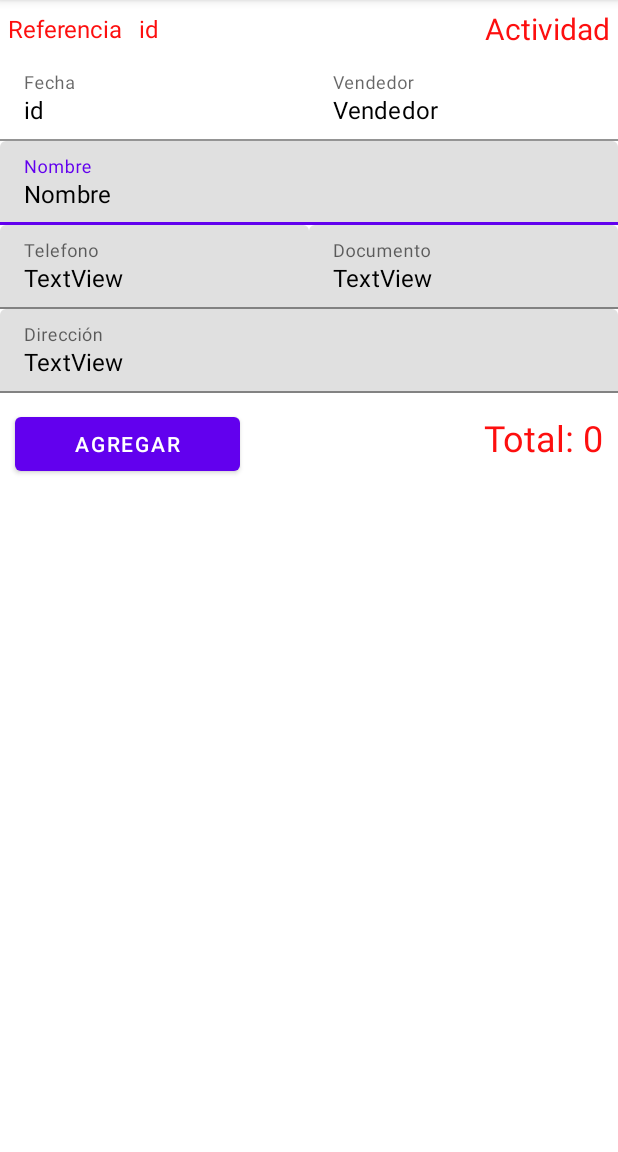
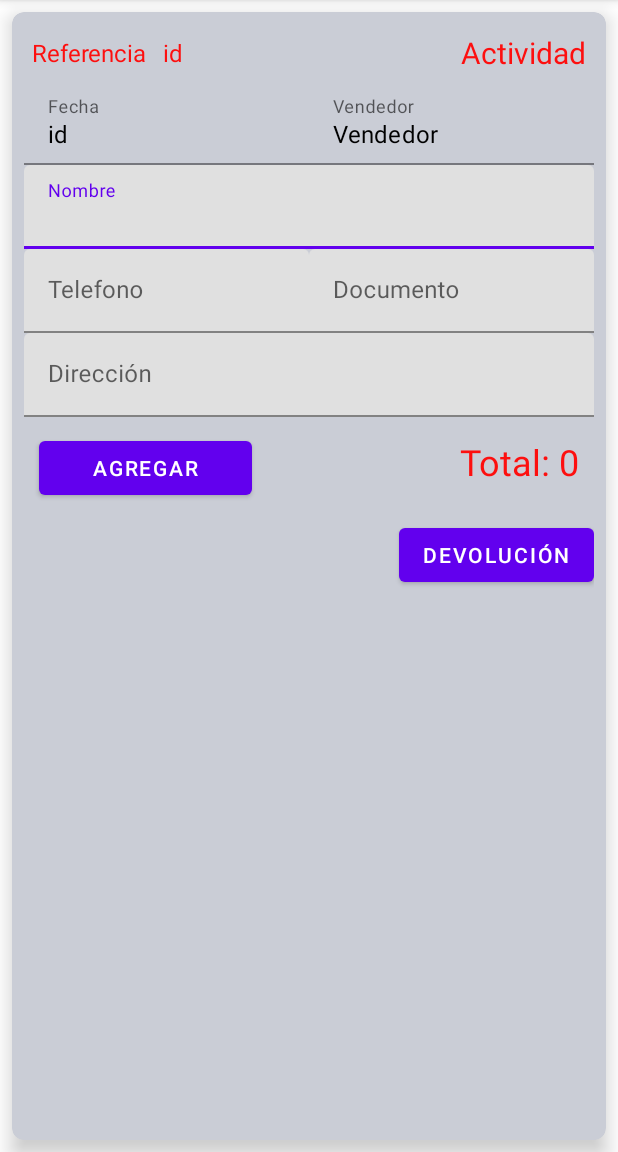
Before and after one commit to elpyro/Gestor-Toons, an Android app: the fragment Fragment_detalle_factura shown on its own in the app's theme, on a phone screen of 412 x 824 dp, the part 84-1236 px from its top. Run offline under Robolectric (Android 15) with nearby library versions, the light colour scheme and no system bars; our stand-ins replace Firebase (no records; nobody signed in at launch, a user with empty details on screens opened directly), Picasso; pictures from the network do not load.

Commit message:
mejoras para sustituir cataplus

```diff
--- a/app/build.gradle
+++ b/app/build.gradle
@@ -1,6 +1,7 @@
 plugins {
     id 'com.android.application'
     id 'com.google.gms.google-services'
+    id 'com.google.firebase.crashlytics'
 }
 
 android {
@@ -69,6 +70,8 @@ dependencies {
     implementation 'com.google.firebase:firebase-firestore:24.0.0'
     implementation 'com.google.firebase:firebase-storage:20.0.0'
     implementation 'androidx.preference:preference:1.2.0'
+    implementation 'com.google.firebase:firebase-crashlytics:18.3.2'
+    implementation 'com.google.firebase:firebase-analytics:21.2.0'
     testImplementation 'junit:junit:4.+'
     androidTestImplementation 'androidx.test.ext:junit:1.1.3'
     androidTestImplementation 'androidx.test.espresso:espresso-core:3.4.0'
--- a/app/src/main/java/com/accesoritoons/gestortoons/bodega/Fragment_venta_bodega_mayor.java
+++ b/app/src/main/java/com/accesoritoons/gestortoons/bodega/Fragment_venta_bodega_mayor.java
@@ -157,7 +157,7 @@ try{
                     if (snapshot.exists()){
                         lista=new ArrayList<>();
                         for(DataSnapshot ds:snapshot.getChildren()){
-                            if (!ds.getValue(Modelo_producto.class).getCantidad().equals("0")) lista.add(ds.getValue(Modelo_producto.class));
+                           lista.add(ds.getValue(Modelo_producto.class));
                         }
                         lista_produtos_completa=lista;
                         lista.sort(Comparator.comparing(Modelo_producto::getNombre));
--- a/app/src/main/java/com/accesoritoons/gestortoons/metodos/Guardar_firebase.java
+++ b/app/src/main/java/com/accesoritoons/gestortoons/metodos/Guardar_firebase.java
@@ -290,7 +290,7 @@ public class Guardar_firebase extends Application {
         referencia= FirebaseDatabase.getInstance().getReference().child("Factura_productos").orderByChild("id_producto_pedido").equalTo(id_producto_factura).limitToFirst(1);
                 referencia.keepSynced(true);
         try {
-            Thread.sleep(1 * 200);
+            Thread.sleep(1 * 100);
         } catch (InterruptedException e) {
             e.printStackTrace();
         };
@@ -317,7 +317,7 @@ public class Guardar_firebase extends Application {
         Query referencia_id_producto= FirebaseDatabase.getInstance().getReference().child("Productos").orderByChild("id").equalTo(id_producto);
         referencia_id_producto.keepSynced(true);
         try {
-            Thread.sleep(1 * 200);
+            Thread.sleep(1 * 100);
         } catch (InterruptedException e) {
             e.printStackTrace();
         }
--- a/app/src/main/java/com/accesoritoons/gestortoons/recyclerViewAdaptador/RecyclerViewAdaptador_productos_facturados.java
+++ b/app/src/main/java/com/accesoritoons/gestortoons/recyclerViewAdaptador/RecyclerViewAdaptador_productos_facturados.java
@@ -222,6 +222,7 @@ public class RecyclerViewAdaptador_productos_facturados extends RecyclerView.Ada
                             Guardar_firebase eliminar =new Guardar_firebase();
                             boolean compra= false;
                             if (Fragment_detalle_factura.textView_actividad.getText().equals(context.getString(R.string.Compra))) compra=true;
+
                             eliminar.eliminar_producto_factura(TextView_referencia_producto.getText().toString(),id_producto_pedido.getText().toString(),textView_cantidad.getText().toString(), compra);
                             String descripcion, actividad;
                             if (compra==true){
--- a/app/src/main/java/com/accesoritoons/gestortoons/surtir/Fragment_detalle_factura.java
+++ b/app/src/main/java/com/accesoritoons/gestortoons/surtir/Fragment_detalle_factura.java
@@ -3,6 +3,7 @@ package com.accesoritoons.gestortoons.surtir;
 import static android.content.ContentValues.TAG;
 
 import android.content.Context;
+import android.content.DialogInterface;
 import android.content.Intent;
 import android.content.pm.PackageManager;
 import android.net.Uri;
@@ -18,6 +19,7 @@ import android.widget.TextView;
 import android.widget.Toast;
 
 import androidx.annotation.NonNull;
+import androidx.appcompat.app.AlertDialog;
 import androidx.core.content.FileProvider;
 import androidx.fragment.app.Fragment;
 import androidx.navigation.Navigation;
@@ -58,7 +60,7 @@ public class Fragment_detalle_factura extends Fragment implements PDFUtility_fac
     String id_factura, nombre, telefono, direccion, documento;
     public static String cliente_diamante="false";
     RecyclerView recyclerView_productos;
-    Button button_agregar;
+    Button button_agregar, button_devolucion;
 
     public static String producto_scaneado="", id_producto_factura;
     public static TextView total_factura;
@@ -72,22 +74,12 @@ public class Fragment_detalle_factura extends Fragment implements PDFUtility_fac
     @Override
     public View onCreateView(LayoutInflater inflater, ViewGroup container,
                              Bundle savedInstanceState) {
-        Fragment_lista_recaudos.textView_total_recaudos=null;
-        context=getContext();
+
         vista=inflater.inflate(R.layout.fragment_detalle_factura, container, false);
-        textView_id=vista.findViewById(R.id.textView_id);
-        textView_documento=vista.findViewById(R.id.textView_documento);
-        textview_nombre_cliente=vista.findViewById(R.id.textview_nombre_cliente);
-        textView_telefono=vista.findViewById(R.id.textView_telefono);
-        textView_actividad=vista.findViewById(R.id.texview_actividad);
-        total_factura=vista.findViewById(R.id.textView_total);
-        textView_fecha=vista.findViewById(R.id.textView_fecha);
-        textView_direccion=vista.findViewById(R.id.textView_direccion);
-        textView_vendedor=vista.findViewById(R.id.textView_vendedor);
-        button_agregar=vista.findViewById(R.id.button_agregar);
-        recyclerView_productos=vista.findViewById(R.id.recycler_productos);
-        recyclerView_productos.setLayoutManager(new LinearLayoutManager(context));
 
+        inicializando();
+
+        button_devolucion.setOnClickListener(view -> devolverTodosProudctos());
         button_agregar.setOnClickListener(new View.OnClickListener() {
             @Override
             public void onClick(View view) {
@@ -144,6 +136,73 @@ public class Fragment_detalle_factura extends Fragment implements PDFUtility_fac
 
 
         return vista;
+    }
+
+    private void devolverTodosProudctos() {
+        AlertDialog.Builder builder = new AlertDialog.Builder(context);
+        builder.setTitle("Devolver factura");
+        builder.setMessage("¿Estas seguro de eliminar todos los pruductos? \n Seran agregados nuevamente al inventario");
+
+        builder.setPositiveButton("Sí", new DialogInterface.OnClickListener() {
+            @Override
+            public void onClick(DialogInterface dialog, int which) {
+
+                Guardar_firebase eliminar =new Guardar_firebase();
+                String descripcion, actividad;
+                boolean compra= false;
+
+                if(textView_actividad.getText().toString().equals("Compra")) compra=true;
+                for (int x = 0; x < lista_productos_facturados.size(); x++) {
+                    Modelo_producto_facturacion_app_vendedor factura = lista_productos_facturados.get(x);
+
+                    eliminar.eliminar_producto_factura(factura.getId_referencia_producto(),factura.getId_producto_pedido(),factura.getCantidad(), compra);
+
+                    if (compra==true){
+                        actividad=context.getString(R.string.Devolucion_proveedor);
+                        descripcion= context.getString(R.string.restar_inventario);
+                    }else{
+                        actividad=context.getString(R.string.Devolucion_bodega);
+                        descripcion=context.getString(R.string.Agregar_inventario);
+                    }
+
+                    if (x +1 == lista_productos_facturados.size()){
+                        descripcion=descripcion+": Factura  devuelta de: "+textview_nombre_cliente.getText().toString();
+                       if (textView_id.getText().toString()!=null) eliminar.guardar_historial(textView_id.getText().toString(),actividad,MainActivity.Id_Usuario,descripcion,context);
+                       textview_nombre_cliente.setText(textview_nombre_cliente.getText().toString()+" Devolucion ("+lista_productos_facturados.size()+" productos)");
+                    }
+
+                }
+
+
+            }
+        });
+        builder.setNegativeButton("No", new DialogInterface.OnClickListener() {
+            @Override
+            public void onClick(DialogInterface dialog, int which) {
+            }
+        });
+        AlertDialog dialog = builder.create();
+        dialog.show();
+
+    }
+
+    private void inicializando() {
+        Fragment_lista_recaudos.textView_total_recaudos=null;
+        context=getContext();
+        textView_id=vista.findViewById(R.id.textView_id);
+        textView_documento=vista.findViewById(R.id.textView_documento);
+        textview_nombre_cliente=vista.findViewById(R.id.textview_nombre_cliente);
+        textView_telefono=vista.findViewById(R.id.textView_telefono);
+        textView_actividad=vista.findViewById(R.id.texview_actividad);
+        total_factura=vista.findViewById(R.id.textView_total);
+        textView_fecha=vista.findViewById(R.id.textView_fecha);
+        textView_direccion=vista.findViewById(R.id.textView_direccion);
+        textView_vendedor=vista.findViewById(R.id.textView_vendedor);
+        button_agregar=vista.findViewById(R.id.button_agregar);
+        button_devolucion=vista.findViewById(R.id.button_devolucion);
+        recyclerView_productos=vista.findViewById(R.id.recycler_productos);
+        recyclerView_productos.setLayoutManager(new LinearLayoutManager(context));
+
     }
 
     private void crear_pdf() {
--- a/app/src/main/java/com/accesoritoons/gestortoons/ui/home/HomeFragment.java
+++ b/app/src/main/java/com/accesoritoons/gestortoons/ui/home/HomeFragment.java
@@ -12,6 +12,7 @@ import android.view.LayoutInflater;
 import android.view.View;
 import android.view.ViewGroup;
 import android.view.inputmethod.InputMethodManager;
+import android.widget.Button;
 import android.widget.EditText;
 import android.widget.ImageView;
 import android.widget.TextView;
@@ -64,6 +65,7 @@ public class HomeFragment extends Fragment {
     Query referencia;
     View root;
     ImageView imageView_scann;
+    private Button button_venta_bodega;
     ArrayList<Modelo_historial> lista;
 
     //https://www.youtube.com/watch?v=IwdjCApjIzA&t=442s autenticacion
@@ -91,13 +93,14 @@ public class HomeFragment extends Fragment {
 
 
         imageView_scann=(ImageView)root.findViewById(R.id.imageView_scan);
+        button_venta_bodega=(Button)root.findViewById(R.id.button_venta_bodega);
         recview=(RecyclerView)root.findViewById(R.id.recycler_historial);
 
 //                   recview.setHasFixedSize(true);
         recview.setLayoutManager(new LinearLayoutManager(getContext()));
         searchView_perfiles=(SearchView)root.findViewById(R.id.search_historial);
 
-
+        button_venta_bodega.setOnClickListener(view ->     Navigation.findNavController(root).navigate(R.id.fragment_venta_bodega));
         imageView_scann.setOnClickListener(new View.OnClickListener() {
             @Override
             public void onClick(View view) {
@@ -106,6 +109,7 @@ public class HomeFragment extends Fragment {
                 startActivity(intent);
             }
         });
+
 
         //LOGIN
         firebaseAutenticacion = FirebaseAuth.getInstance();
--- a/app/src/main/res/layout/fragment_detalle_factura.xml
+++ b/app/src/main/res/layout/fragment_detalle_factura.xml
@@ -10,35 +10,48 @@
     tools:context=".surtir.Fragment_detalle_factura">
 
 
-    <ScrollView
+    <androidx.cardview.widget.CardView
         android:layout_width="match_parent"
-        android:layout_height="match_parent">
+        android:layout_height="match_parent"
+        android:layout_margin="8dp"
+        app:cardBackgroundColor="#CACDD6"
+        app:cardElevation="8dp"
+        app:cardCornerRadius="8dp"
+        app:contentPadding="8dp">
 
+        <ScrollView
+            android:layout_width="match_parent"
+            android:layout_height="match_parent">
         <LinearLayout
             android:layout_width="match_parent"
             android:layout_height="wrap_content"
-            android:orientation="vertical">
+            android:orientation="vertical"
+          >
+
             <LinearLayout
                 android:layout_width="match_parent"
                 android:layout_height="wrap_content"
-                android:orientation="horizontal"
-                android:layout_weight="1">
+                android:layout_weight="1"
+                android:orientation="horizontal">
 
                 <TextView
+                    android:autoSizeTextType="uniform"
                     android:id="@+id/ref"
                     android:layout_width="wrap_content"
                     android:layout_height="wrap_content"
                     android:layout_gravity="center"
                     android:layout_margin="5dp"
-                    android:textColor="@color/red"
+                    android:background="@color/trasparente100"
                     android:foregroundGravity="center"
 
                     android:gravity="left"
                     android:text="@string/Referencia"
-                    android:background="@color/trasparente100"
-                    android:textSize="16sp" />
+                    android:textColor="@color/red"
+                    android:textSize="16sp"
+                    />
 
                 <TextView
+                    android:autoSizeTextType="uniform"
                     android:id="@+id/textView_id"
                     android:layout_width="wrap_content"
                     android:layout_height="wrap_content"
@@ -50,16 +63,16 @@
                     android:textSize="16sp" />
 
                 <TextView
+                    android:autoSizeTextType="uniform"
                     android:id="@+id/texview_actividad"
                     android:layout_width="wrap_content"
                     android:layout_height="wrap_content"
                     android:layout_margin="5dp"
+                    android:layout_weight="1"
+                    android:gravity="right"
                     android:text="Actividad"
-                    android:gravity="right"
-                    android:layout_weight="1"
                     android:textColor="@color/red"
-                    android:textSize="20sp"  />
-
+                    android:textSize="20sp" />
 
 
             </LinearLayout>
@@ -80,15 +93,15 @@
                         android:layout_width="match_parent"
                         android:layout_height="match_parent"
                         android:layout_gravity="right"
+                        android:background="@color/trasparente100"
+                        android:enabled="false"
+                        android:autoSizeTextType="uniform"
+                        android:foregroundGravity="right"
                         android:hint="@string/Fecha"
-                        android:enabled="false"
-                        android:foregroundGravity="right"
                         android:text="id"
                         android:textColor="@color/black"
-                        android:background="@color/trasparente100"
                         android:textSize="16sp" />
                 </com.google.android.material.textfield.TextInputLayout>
-
 
 
                 <com.google.android.material.textfield.TextInputLayout
@@ -101,19 +114,15 @@
                         android:layout_width="match_parent"
                         android:layout_height="match_parent"
                         android:layout_gravity="right"
+                        android:background="@color/trasparente100"
+                        android:enabled="false"
+                        android:autoSizeTextType="uniform"
+                        android:foregroundGravity="right"
                         android:hint="@string/Vendedor"
-                        android:enabled="false"
-
-                        android:foregroundGravity="right"
                         android:text="Vendedor"
-                        android:background="@color/trasparente100"
                         android:textColor="@color/black"
                         android:textSize="16sp" />
                 </com.google.android.material.textfield.TextInputLayout>
-
-
-
-
 
 
             </LinearLayout>
@@ -134,20 +143,15 @@
                         android:id="@+id/textview_nombre_cliente"
                         android:layout_width="match_parent"
                         android:layout_height="match_parent"
-                        android:text="Nombre"
+
+                        android:layout_weight="1"
                         android:hint="@string/nombre"
-                        android:layout_weight="1"
                         android:textColor="@color/black"
                         android:textSize="16sp" />
                 </com.google.android.material.textfield.TextInputLayout>
 
 
-
-
             </LinearLayout>
-
-
-
 
 
             <LinearLayout
@@ -155,7 +159,6 @@
                 android:layout_height="match_parent"
                 android:layout_weight="1"
                 android:orientation="horizontal">
-
 
 
                 <com.google.android.material.textfield.TextInputLayout
@@ -168,12 +171,10 @@
                         android:layout_width="match_parent"
                         android:layout_height="wrap_content"
                         android:foregroundGravity="right"
-                        android:text="TextView"
                         android:hint="@string/Telefono"
                         android:textColor="@color/black"
                         android:textSize="16sp" />
                 </com.google.android.material.textfield.TextInputLayout>
-
 
 
                 <com.google.android.material.textfield.TextInputLayout
@@ -185,13 +186,12 @@
                         android:id="@+id/textView_documento"
                         android:layout_width="match_parent"
                         android:layout_height="match_parent"
-                        android:text="TextView"
+
                         android:layout_weight="1"
                         android:hint="@string/Documento"
                         android:textColor="@color/black"
                         android:textSize="16sp" />
                 </com.google.android.material.textfield.TextInputLayout>
-
 
 
             </LinearLayout>
@@ -208,12 +208,8 @@
                     android:layout_height="match_parent"
                     android:layout_weight="1"
                     android:hint="@string/Direccion"
-                    android:textColor="@color/black"
-                    android:text="TextView" />
+                    android:textColor="@color/black" />
             </com.google.android.material.textfield.TextInputLayout>
-
-
-
 
 
             <LinearLayout
@@ -226,18 +222,19 @@
                     android:id="@+id/button_agregar"
                     android:layout_width="wrap_content"
                     android:layout_height="wrap_content"
+                    android:layout_margin="10dp"
                     android:layout_weight="1"
-                    android:layout_margin="10dp"
                     android:text="@string/agregar" />
 
                 <TextView
+                    android:autoSizeTextType="uniform"
                     android:id="@+id/textView_total"
                     android:layout_width="wrap_content"
                     android:layout_height="wrap_content"
                     android:layout_margin="10dp"
+                    android:layout_weight="3"
                     android:foregroundGravity="center_horizontal"
                     android:gravity="center|right"
-                    android:layout_weight="3"
                     android:text="@string/Total"
                     android:textColor="@color/red"
                     android:textSize="24sp" />
@@ -246,19 +243,22 @@
             <androidx.recyclerview.widget.RecyclerView
                 android:id="@+id/recycler_productos"
                 android:layout_width="match_parent"
-                android:layout_height="match_parent" >
-
-            </androidx.recyclerview.widget.RecyclerView>
+                android:layout_height="match_parent"
+                />
 
             <Button
-                android:visibility="gone"
                 android:id="@+id/button_devolucion"
                 android:layout_width="wrap_content"
                 android:layout_height="wrap_content"
                 android:layout_gravity="right"
                 android:foregroundGravity="right"
-                android:text="@string/Devolucion" />
+                android:text="@string/Devolucion"
+             />
 
         </LinearLayout>
-    </ScrollView>
+        </ScrollView>
+    </androidx.cardview.widget.CardView>
+
+
+
 </FrameLayout>
--- a/app/src/main/res/values/strings.xml
+++ b/app/src/main/res/values/strings.xml
@@ -82,7 +82,7 @@
     <string name="Usuario_no_registrado">Usuario no registrado</string>
     <string name="Registro_usuario">Registro de usuario:</string>
     <string name="Usuario_editado">"Usuario editado:"</string>
-    <string name="producto_editado">Producto editado:</string>
+    <string name="producto_editado">Producto editado</string>
     <string name="Vendedores">Vendedores</string>
     <string name="Max_inventario">Max. inventario</string>
     <string name="Editar">Editar</string>
--- a/build.gradle
+++ b/build.gradle
@@ -7,6 +7,7 @@ buildscript {
     dependencies {
         classpath 'com.android.tools.build:gradle:7.1.3'
         classpath 'com.google.gms:google-services:4.3.10'
+        classpath 'com.google.firebase:firebase-crashlytics-gradle:2.9.2'
 
         // NOTE: Do not place your application dependencies here; they belong
         // in the individual module build.gradle files
```
Also changed, not shown: app/src/main/java/com/accesoritoons/gestortoons/bodega/Fragment_crear_factura.java (+5 -4 lines), app/src/main/java/com/accesoritoons/gestortoons/recyclerViewAdaptador/RecyclerViewAdaptador_compras_bodega.java (+25 -1 lines), app/src/main/java/com/accesoritoons/gestortoons/recyclerViewAdaptador/RecyclerViewAdaptador_ventas_bodega.java (+5 -2 lines), app/src/main/java/com/accesoritoons/gestortoons/reportes_pdf/Activity_vista_pdf.java (+6 -3 lines), app/src/main/res/layout/fragment_home.xml (+32 -10 lines), app/src/main/res/layout/item_historial.xml (+9 -3 lines).
